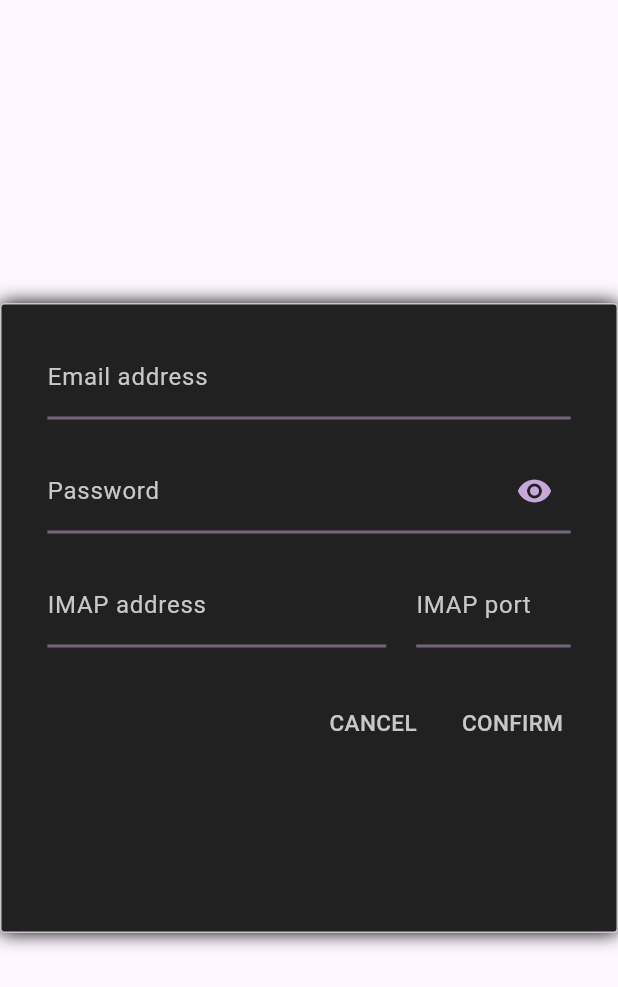
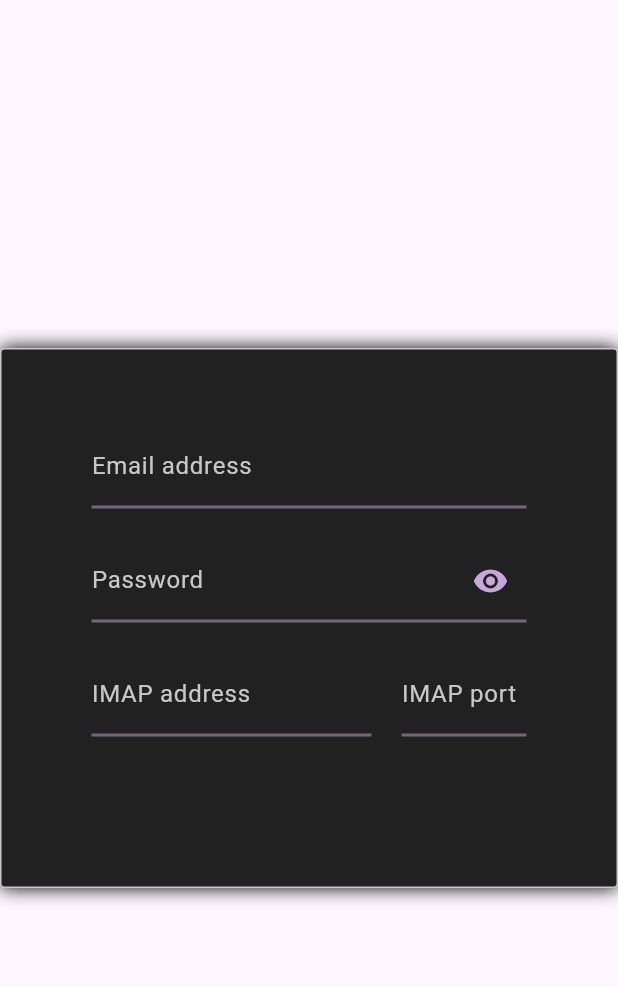
Before and after one commit to TychoBrouwer/mail-app-flutter, a Flutter app: the AddAccount widget shown alone on an empty page, opened directly with empty values, on a phone screen of 412 x 824 dp. Shown: the top 987 px of the screen. Run offline on Flutter 3.47's test engine with Material 3 defaults, Android fonts, the phone set to English and light mode, and no system bars; our stand-ins replace csslib, email_validator, flutter_svg, flutter_widget_from_html_core; network calls fail.

Commit message:
consistency of margins/padding

```diff
--- a/lib/widgets/add_account.dart
+++ b/lib/widgets/add_account.dart
@@ -85,11 +85,9 @@ class AddAccountState extends State<AddAccount> {
     return SizedBox(
       width: MediaQuery.of(context).size.width,
       height: MediaQuery.of(context).size.height,
-      child: Stack(
-        alignment: Alignment.center,
-        children: [
-          Container(
-            height: 420,
+      child: Center(
+        child: Container(
+          height: 360,
           width: 550,
           decoration: BoxDecoration(
             border: Border.all(color: ProjectColors.border(true)),
@@ -106,8 +104,7 @@ class AddAccountState extends State<AddAccount> {
           child: Form(
             key: _formKey,
             child: Padding(
-                padding:
-                    EdgeInsets.all(MediaQuery.of(context).size.width * 0.05),
+              padding: const EdgeInsets.all(50),
               child: ListView(
                 children: <Widget>[
                   CustomFormField(
@@ -175,8 +172,8 @@ class AddAccountState extends State<AddAccount> {
                         CustomButton(
                           onTap: _cancel,
                           child: Container(
-                              padding:
-                                  const EdgeInsets.symmetric(horizontal: 15),
+                            padding: const EdgeInsets.symmetric(
+                                horizontal: 15, vertical: 5),
                             child: Text(
                               'CANCEL',
                               style: TextStyle(
@@ -191,8 +188,8 @@ class AddAccountState extends State<AddAccount> {
                         CustomButton(
                           onTap: _confirm,
                           child: Container(
-                              padding:
-                                  const EdgeInsets.symmetric(horizontal: 15),
+                            padding: const EdgeInsets.symmetric(
+                                horizontal: 15, vertical: 5),
                             child: Text(
                               'CONFIRM',
                               textAlign: TextAlign.center,
@@ -213,7 +210,6 @@ class AddAccountState extends State<AddAccount> {
             ),
           ),
         ),
-        ],
       ),
     );
   }
--- a/lib/widgets/control_bar.dart
+++ b/lib/widgets/control_bar.dart
@@ -50,7 +50,9 @@ class ControlBarState extends State<ControlBar> {
   }
 
   Widget controlWidget(Control control) {
-    return CustomButton(
+    return Container(
+      margin: const EdgeInsets.only(right: 10),
+      child: CustomButton(
         onTap: () => control.function(),
         child: Padding(
           padding: const EdgeInsets.all(5),
@@ -61,6 +63,7 @@ class ControlBarState extends State<ControlBar> {
             alignment: Alignment.centerRight,
             height: ProjectSizes.iconSize,
             width: ProjectSizes.iconSize,
+          ),
         ),
       ),
     );
--- a/lib/widgets/inbox/message_preview.dart
+++ b/lib/widgets/inbox/message_preview.dart
@@ -73,7 +73,7 @@ class MessagePreviewState extends State<MessagePreview> {
               : Colors.transparent,
         ),
         child: Container(
-          margin: const EdgeInsets.only(left: 10, right: 30),
+          margin: const EdgeInsets.only(right: 20),
           child: Row(
             crossAxisAlignment: CrossAxisAlignment.start,
             children: [
@@ -102,7 +102,7 @@ class MessagePreviewState extends State<MessagePreview> {
                     ),
                   ),
                   child: Padding(
-                    padding: const EdgeInsets.only(bottom: 10, top: 8),
+                    padding: const EdgeInsets.only(bottom: 13, top: 10),
                     child: Column(
                       children: [
                         Align(
--- a/lib/widgets/message/message_content.dart
+++ b/lib/widgets/message/message_content.dart
@@ -155,7 +155,7 @@ class MessageContentState extends State<MessageContent> {
     return (_message == null)
         ? const SizedBox()
         : Padding(
-            padding: const EdgeInsets.only(bottom: 20, left: 15, right: 6),
+            padding: const EdgeInsets.only(bottom: 20, left: 10, right: 5),
             child: LayoutBuilder(
               builder: (BuildContext context, BoxConstraints constraints) {
                 return SizedBox(
@@ -163,7 +163,7 @@ class MessageContentState extends State<MessageContent> {
                   child: SingleChildScrollView(
                     scrollDirection: Axis.vertical,
                     child: Padding(
-                      padding: const EdgeInsets.only(right: 14),
+                      padding: const EdgeInsets.only(right: 10),
                       child: Column(
                         key: _widgetKey,
                         children: [
--- a/lib/widgets/message/message_header.dart
+++ b/lib/widgets/message/message_header.dart
@@ -62,7 +62,7 @@ class MessageHeaderState extends State<MessageHeader> {
         ),
         Expanded(
           child: Padding(
-            padding: const EdgeInsets.only(bottom: 7),
+            padding: const EdgeInsets.only(bottom: 10),
             child: Column(
               crossAxisAlignment: CrossAxisAlignment.start,
               mainAxisAlignment: MainAxisAlignment.center,
```
Also changed, not shown: lib/widgets/mailbox/mailbox_list.dart (+5 -5 lines). Lines whose indentation alone changed are shown as unchanged.
